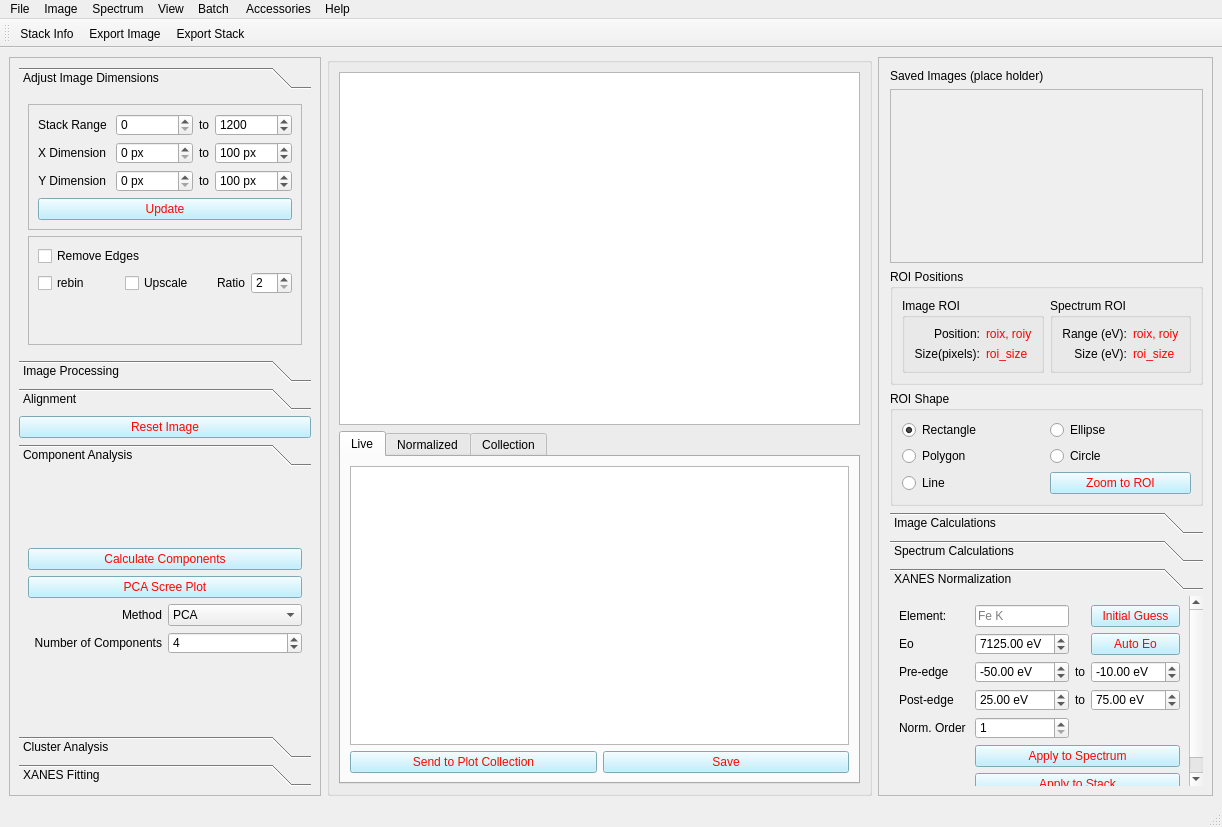
Above: uis/midasMainwindow.ui from pattammattel/NSLS-II-MIDAS before the change. Below: the same form after it.
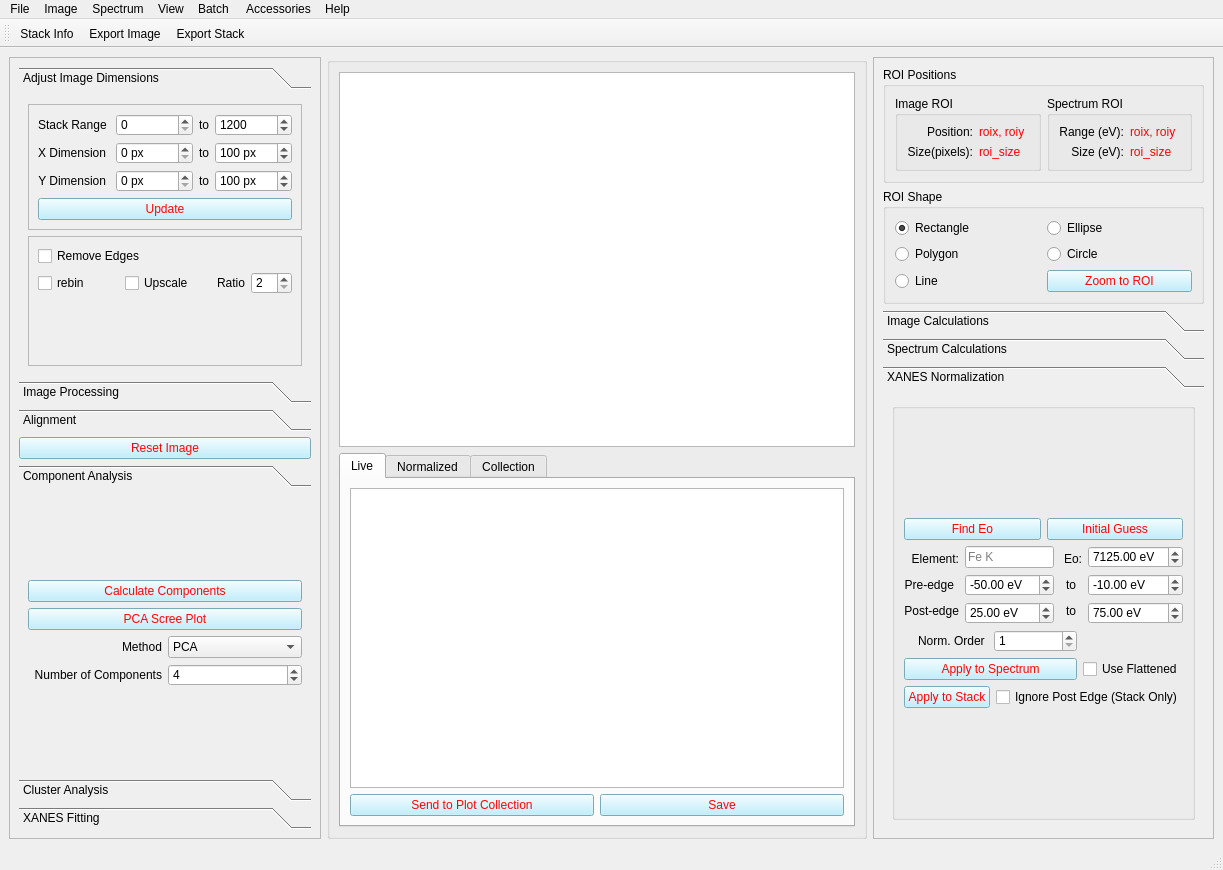
That is the form after the change. The open tabs and pages were chosen to show the change. Icons and pictures are not drawn. Custom widgets are drawn as their Qt base class.

Commit message: flattened xanes option added

What changed in the file:
```diff
--- a/uis/midasMainwindow.ui
+++ b/uis/midasMainwindow.ui
@@ -10,8 +10,8 @@
    <rect>
     <x>0</x>
     <y>0</y>
-    <width>1222</width>
-    <height>827</height>
+    <width>1223</width>
+    <height>870</height>
    </rect>
   </property>
   <property name="sizePolicy">
@@ -116,7 +116,7 @@
 
 </string>
    </property>
-   <layout class="QGridLayout" name="gridLayout_28">
+   <layout class="QGridLayout" name="gridLayout_42">
     <item row="0" column="0">
      <widget class="QFrame" name="frame">
       <property name="sizePolicy">
@@ -152,7 +152,7 @@
             <x>0</x>
             <y>0</y>
             <width>368</width>
-            <height>285</height>
+            <height>306</height>
            </rect>
           </property>
           <attribute name="label">
@@ -1088,8 +1088,8 @@
            <rect>
             <x>0</x>
             <y>0</y>
-            <width>347</width>
-            <height>169</height>
+            <width>368</width>
+            <height>186</height>
            </rect>
           </property>
           <attribute name="label">
@@ -1639,116 +1639,10 @@
       <property name="frameShadow">
        <enum>QFrame::Sunken</enum>
       </property>
-      <layout class="QGridLayout" name="gridLayout_35">
-       <property name="sizeConstraint">
-        <enum>QLayout::SetDefaultConstraint</enum>
-       </property>
-       <property name="leftMargin">
-        <number>11</number>
-       </property>
-       <property name="topMargin">
-        <number>11</number>
-       </property>
-       <item row="4" column="0">
-        <widget class="QGroupBox" name="groupBox_2">
-         <property name="sizePolicy">
-          <sizepolicy hsizetype="Preferred" vsizetype="Preferred">
-           <horstretch>0</horstretch>
-           <verstretch>0</verstretch>
-          </sizepolicy>
-         </property>
-         <property name="title">
-          <string>ROI Shape</string>
-         </property>
-         <layout class="QGridLayout" name="gridLayout_38">
+      <layout class="QGridLayout" name="gridLayout_34">
           <item row="0" column="0">
-           <widget class="QRadioButton" name="rb_rect_roi">
-            <property name="sizePolicy">
-             <sizepolicy hsizetype="Preferred" vsizetype="Fixed">
-              <horstretch>0</horstretch>
-              <verstretch>0</verstretch>
-             </sizepolicy>
-            </property>
-            <property name="text">
-             <string>Rectangle</string>
-            </property>
-            <property name="checked">
-             <bool>true</bool>
-            </property>
-           </widget>
-          </item>
-          <item row="0" column="1">
-           <widget class="QRadioButton" name="rb_elli_roi">
-            <property name="sizePolicy">
-             <sizepolicy hsizetype="Preferred" vsizetype="Fixed">
-              <horstretch>0</horstretch>
-              <verstretch>0</verstretch>
-             </sizepolicy>
-            </property>
-            <property name="text">
-             <string>Ellipse</string>
-            </property>
-           </widget>
-          </item>
-          <item row="1" column="0">
-           <widget class="QRadioButton" name="rb_poly_roi">
-            <property name="sizePolicy">
-             <sizepolicy hsizetype="Preferred" vsizetype="Fixed">
-              <horstretch>0</horstretch>
-              <verstretch>0</verstretch>
-             </sizepolicy>
-            </property>
-            <property name="text">
-             <string>Polygon</string>
-            </property>
-            <property name="checked">
-             <bool>false</bool>
-            </property>
-           </widget>
-          </item>
-          <item row="1" column="1">
-           <widget class="QRadioButton" name="rb_circle_roi">
-            <property name="sizePolicy">
-             <sizepolicy hsizetype="Preferred" vsizetype="Fixed">
-              <horstretch>0</horstretch>
-              <verstretch>0</verstretch>
-             </sizepolicy>
-            </property>
-            <property name="text">
-             <string>Circle</string>
-            </property>
-           </widget>
-          </item>
-          <item row="2" column="0">
-           <widget class="QRadioButton" name="rb_line_roi">
-            <property name="sizePolicy">
-             <sizepolicy hsizetype="Preferred" vsizetype="Fixed">
-              <horstretch>0</horstretch>
-              <verstretch>0</verstretch>
-             </sizepolicy>
-            </property>
-            <property name="text">
-             <string>Line</string>
-            </property>
-           </widget>
-          </item>
-          <item row="2" column="1">
-           <widget class="QPushButton" name="pb_show_roi">
-            <property name="sizePolicy">
-             <sizepolicy hsizetype="Preferred" vsizetype="Fixed">
-              <horstretch>0</horstretch>
-              <verstretch>0</verstretch>
-             </sizepolicy>
-            </property>
-            <property name="text">
-             <string>Zoom to ROI</string>
-            </property>
-           </widget>
-          </item>
-         </layout>
-        </widget>
-       </item>
-       <item row="3" column="0">
+        <layout class="QGridLayout" name="gridLayout_33">
+         <item row="0" column="0">
         <widget class="QGroupBox" name="groupBox_8">
          <property name="styleSheet">
           <string notr="true">font: 9pt &quot;Segoe UI&quot;;</string>
@@ -1864,7 +1758,106 @@
          </layout>
         </widget>
        </item>
-       <item row="6" column="0">
+         <item row="1" column="0">
+          <widget class="QGroupBox" name="groupBox_2">
+           <property name="sizePolicy">
+            <sizepolicy hsizetype="Preferred" vsizetype="Preferred">
+             <horstretch>0</horstretch>
+             <verstretch>0</verstretch>
+            </sizepolicy>
+           </property>
+           <property name="title">
+            <string>ROI Shape</string>
+           </property>
+           <layout class="QGridLayout" name="gridLayout_38">
+            <item row="0" column="1">
+             <widget class="QRadioButton" name="rb_elli_roi">
+              <property name="sizePolicy">
+               <sizepolicy hsizetype="Preferred" vsizetype="Fixed">
+                <horstretch>0</horstretch>
+                <verstretch>0</verstretch>
+               </sizepolicy>
+              </property>
+              <property name="text">
+               <string>Ellipse</string>
+              </property>
+             </widget>
+            </item>
+            <item row="0" column="0">
+             <widget class="QRadioButton" name="rb_rect_roi">
+              <property name="sizePolicy">
+               <sizepolicy hsizetype="Preferred" vsizetype="Fixed">
+                <horstretch>0</horstretch>
+                <verstretch>0</verstretch>
+               </sizepolicy>
+              </property>
+              <property name="text">
+               <string>Rectangle</string>
+              </property>
+              <property name="checked">
+               <bool>true</bool>
+              </property>
+             </widget>
+            </item>
+            <item row="1" column="0">
+             <widget class="QRadioButton" name="rb_poly_roi">
+              <property name="sizePolicy">
+               <sizepolicy hsizetype="Preferred" vsizetype="Fixed">
+                <horstretch>0</horstretch>
+                <verstretch>0</verstretch>
+               </sizepolicy>
+              </property>
+              <property name="text">
+               <string>Polygon</string>
+              </property>
+              <property name="checked">
+               <bool>false</bool>
+              </property>
+             </widget>
+            </item>
+            <item row="1" column="1">
+             <widget class="QRadioButton" name="rb_circle_roi">
+              <property name="sizePolicy">
+               <sizepolicy hsizetype="Preferred" vsizetype="Fixed">
+                <horstretch>0</horstretch>
+                <verstretch>0</verstretch>
+               </sizepolicy>
+              </property>
+              <property name="text">
+               <string>Circle</string>
+              </property>
+             </widget>
+            </item>
+            <item row="2" column="1">
+             <widget class="QPushButton" name="pb_show_roi">
+              <property name="sizePolicy">
+               <sizepolicy hsizetype="Preferred" vsizetype="Fixed">
+                <horstretch>0</horstretch>
+                <verstretch>0</verstretch>
+               </sizepolicy>
+              </property>
+              <property name="text">
+               <string>Zoom to ROI</string>
+              </property>
+             </widget>
+            </item>
+            <item row="2" column="0">
+             <widget class="QRadioButton" name="rb_line_roi">
+              <property name="sizePolicy">
+               <sizepolicy hsizetype="Preferred" vsizetype="Fixed">
+                <horstretch>0</horstretch>
+                <verstretch>0</verstretch>
+               </sizepolicy>
+              </property>
+              <property name="text">
+               <string>Line</string>
+              </property>
+             </widget>
+            </item>
+           </layout>
+          </widget>
+         </item>
+         <item row="2" column="0">
         <widget class="QToolBox" name="toolBox_3">
          <property name="sizePolicy">
           <sizepolicy hsizetype="Preferred" vsizetype="Preferred">
@@ -1872,6 +1865,9 @@
            <verstretch>0</verstretch>
           </sizepolicy>
          </property>
+           <property name="layoutDirection">
+            <enum>Qt::LeftToRight</enum>
+           </property>
          <property name="currentIndex">
           <number>1</number>
          </property>
@@ -1887,7 +1883,7 @@
           <attribute name="label">
            <string>Image Calculations</string>
           </attribute>
-          <layout class="QGridLayout" name="gridLayout_32">
+            <layout class="QGridLayout" name="gridLayout_40">
            <item row="0" column="0">
             <widget class="QGroupBox" name="groupBox_3">
              <property name="title">
@@ -2084,82 +2080,23 @@
            <rect>
             <x>0</x>
             <y>0</y>
-            <width>354</width>
-            <height>273</height>
+              <width>425</width>
+              <height>352</height>
            </rect>
           </property>
           <attribute name="label">
            <string>XANES Normalization</string>
           </attribute>
           <layout class="QGridLayout" name="gridLayout_39">
-           <item row="3" column="2">
-            <widget class="QLabel" name="label_25">
-             <property name="sizePolicy">
-              <sizepolicy hsizetype="Fixed" vsizetype="Preferred">
-               <horstretch>0</horstretch>
-               <verstretch>0</verstretch>
-              </sizepolicy>
-             </property>
-             <property name="text">
-              <string>to</string>
-             </property>
-             <property name="alignment">
-              <set>Qt::AlignCenter</set>
-             </property>
-            </widget>
-           </item>
-           <item row="4" column="1">
-            <widget class="QSpinBox" name="sb_norm_order">
-             <property name="sizePolicy">
-              <sizepolicy hsizetype="Preferred" vsizetype="Fixed">
-               <horstretch>0</horstretch>
-               <verstretch>0</verstretch>
-              </sizepolicy>
-             </property>
-             <property name="minimum">
-              <number>1</number>
-             </property>
-             <property name="maximum">
-              <number>5</number>
-             </property>
-            </widget>
-           </item>
-           <item row="1" column="0">
-            <widget class="QLabel" name="label_21">
-             <property name="sizePolicy">
-              <sizepolicy hsizetype="Fixed" vsizetype="Preferred">
-               <horstretch>0</horstretch>
-               <verstretch>0</verstretch>
-              </sizepolicy>
-             </property>
-             <property name="text">
-              <string>Eo</string>
-             </property>
-            </widget>
-           </item>
-           <item row="1" column="1">
-            <widget class="QDoubleSpinBox" name="dsb_norm_Eo">
-             <property name="sizePolicy">
-              <sizepolicy hsizetype="Preferred" vsizetype="Fixed">
-               <horstretch>0</horstretch>
-               <verstretch>0</verstretch>
-              </sizepolicy>
-             </property>
-             <property name="suffix">
-              <string> eV</string>
-             </property>
-             <property name="minimum">
-              <double>1000.000000000000000</double>
-             </property>
-             <property name="maximum">
-              <double>20000.000000000000000</double>
-             </property>
-             <property name="value">
-              <double>7125.000000000000000</double>
-             </property>
-            </widget>
-           </item>
-           <item row="1" column="3">
+             <item row="0" column="0">
+              <widget class="QGroupBox" name="groupBox">
+               <property name="title">
+                <string/>
+               </property>
+               <layout class="QGridLayout" name="gridLayout_35">
+                <item row="0" column="0">
+                 <layout class="QGridLayout" name="gridLayout_32">
+                  <item row="0" column="0">
             <widget class="QPushButton" name="pb_auto_Eo">
              <property name="sizePolicy">
               <sizepolicy hsizetype="Preferred" vsizetype="Fixed">
@@ -2171,42 +2108,47 @@
               <string>calculate the energy point with maximum derivative</string>
              </property>
              <property name="text">
-              <string>Auto Eo</string>
+                     <string>Find Eo</string>
              </property>
             </widget>
            </item>
-           <item row="2" column="1">
-            <widget class="QDoubleSpinBox" name="dsb_norm_pre1">
+                  <item row="0" column="1">
+                   <widget class="QPushButton" name="pb_xanes_norm_vals">
              <property name="sizePolicy">
               <sizepolicy hsizetype="Preferred" vsizetype="Fixed">
                <horstretch>0</horstretch>
                <verstretch>0</verstretch>
               </sizepolicy>
              </property>
-             <property name="suffix">
-              <string> eV</string>
-             </property>
-             <property name="decimals">
-              <number>2</number>
-             </property>
-             <property name="minimum">
-              <double>-500.000000000000000</double>
-             </property>
-             <property name="maximum">
-              <double>500.000000000000000</double>
-             </property>
-             <property name="singleStep">
-              <double>1.000000000000000</double>
-             </property>
-             <property name="value">
-              <double>-50.000000000000000</double>
-             </property>
-            </widget>
-           </item>
-           <item row="2" column="0">
+                    <property name="text">
+                     <string>Initial Guess</string>
+                    </property>
+                   </widget>
+                  </item>
+                  <item row="1" column="0" colspan="2">
+                   <layout class="QGridLayout" name="gridLayout_28">
+                    <item row="0" column="0">
+                     <layout class="QVBoxLayout" name="verticalLayout">
+                      <item>
+                       <widget class="QLabel" name="label_18">
+                        <property name="sizePolicy">
+                         <sizepolicy hsizetype="Preferred" vsizetype="Fixed">
+                          <horstretch>0</horstretch>
+                          <verstretch>0</verstretch>
+                         </sizepolicy>
+                        </property>
+                        <property name="text">
+                         <string>Element:</string>
+                        </property>
+                        <property name="alignment">
+                         <set>Qt::AlignRight|Qt::AlignTrailing|Qt::AlignVCenter</set>
+                        </property>
+                       </widget>
+                      </item>
+                      <item>
             <widget class="QLabel" name="label_16">
              <property name="sizePolicy">
-              <sizepolicy hsizetype="Fixed" vsizetype="Preferred">
+                         <sizepolicy hsizetype="Fixed" vsizetype="Fixed">
                <horstretch>0</horstretch>
                <verstretch>0</verstretch>
               </sizepolicy>
@@ -2214,34 +2156,15 @@
              <property name="text">
               <string>Pre-edge</string>
              </property>
-            </widget>
-           </item>
-           <item row="2" column="3">
-            <widget class="QDoubleSpinBox" name="dsb_norm_pre2">
-             <property name="sizePolicy">
-              <sizepolicy hsizetype="Preferred" vsizetype="Fixed">
-               <horstretch>0</horstretch>
-               <verstretch>0</verstretch>
-              </sizepolicy>
-             </property>
-             <property name="suffix">
-              <string> eV</string>
-             </property>
-             <property name="minimum">
-              <double>-500.000000000000000</double>
-             </property>
-             <property name="maximum">
-              <double>500.000000000000000</double>
-             </property>
-             <property name="value">
-              <double>-10.000000000000000</double>
-             </property>
-            </widget>
-           </item>
-           <item row="3" column="0">
+                        <property name="alignment">
+                         <set>Qt::AlignRight|Qt::AlignTrailing|Qt::AlignVCenter</set>
+                        </property>
+                       </widget>
+                      </item>
+                      <item>
             <widget class="QLabel" name="label_17">
              <property name="sizePolicy">
-              <sizepolicy hsizetype="Fixed" vsizetype="Preferred">
+                         <sizepolicy hsizetype="Fixed" vsizetype="Fixed">
                <horstretch>0</horstretch>
                <verstretch>0</verstretch>
               </sizepolicy>
@@ -2249,63 +2172,16 @@
              <property name="text">
               <string>Post-edge</string>
              </property>
-            </widget>
-           </item>
-           <item row="2" column="2">
-            <widget class="QLabel" name="label_24">
-             <property name="sizePolicy">
-              <sizepolicy hsizetype="Fixed" vsizetype="Preferred">
-               <horstretch>0</horstretch>
-               <verstretch>0</verstretch>
-              </sizepolicy>
-             </property>
-             <property name="text">
-              <string>to</string>
-             </property>
-             <property name="alignment">
-              <set>Qt::AlignCenter</set>
-             </property>
-            </widget>
-           </item>
-           <item row="4" column="0">
-            <widget class="QLabel" name="label_23">
-             <property name="sizePolicy">
-              <sizepolicy hsizetype="Fixed" vsizetype="Preferred">
-               <horstretch>0</horstretch>
-               <verstretch>0</verstretch>
-              </sizepolicy>
-             </property>
-             <property name="text">
-              <string>Norm. Order </string>
-             </property>
              <property name="alignment">
               <set>Qt::AlignRight|Qt::AlignTrailing|Qt::AlignVCenter</set>
              </property>
             </widget>
            </item>
-           <item row="3" column="1">
-            <widget class="QDoubleSpinBox" name="dsb_norm_post1">
-             <property name="sizePolicy">
-              <sizepolicy hsizetype="Preferred" vsizetype="Fixed">
-               <horstretch>0</horstretch>
-               <verstretch>0</verstretch>
-              </sizepolicy>
-             </property>
-             <property name="suffix">
-              <string> eV</string>
-             </property>
-             <property name="minimum">
-              <double>0.000000000000000</double>
-             </property>
-             <property name="maximum">
-              <double>1000.000000000000000</double>
-             </property>
-             <property name="value">
-              <double>25.000000000000000</double>
-             </property>
-            </widget>
+                     </layout>
            </item>
            <item row="0" column="1">
+                     <layout class="QVBoxLayout" name="verticalLayout_2">
+                      <item>
             <widget class="QLineEdit" name="le_norm_elem">
              <property name="sizePolicy">
               <sizepolicy hsizetype="Ignored" vsizetype="Fixed">
@@ -2321,20 +2197,157 @@
              </property>
             </widget>
            </item>
-           <item row="0" column="0">
-            <widget class="QLabel" name="label_18">
+                      <item>
+                       <widget class="QDoubleSpinBox" name="dsb_norm_pre1">
              <property name="sizePolicy">
-              <sizepolicy hsizetype="Fixed" vsizetype="Fixed">
+                         <sizepolicy hsizetype="Preferred" vsizetype="Fixed">
                <horstretch>0</horstretch>
                <verstretch>0</verstretch>
               </sizepolicy>
              </property>
+                        <property name="suffix">
+                         <string> eV</string>
+                        </property>
+                        <property name="decimals">
+                         <number>2</number>
+                        </property>
+                        <property name="minimum">
+                         <double>-500.000000000000000</double>
+                        </property>
+                        <property name="maximum">
+                         <double>500.000000000000000</double>
+                        </property>
+                        <property name="singleStep">
+                         <double>1.000000000000000</double>
+                        </property>
+                        <property name="value">
+                         <double>-50.000000000000000</double>
+                        </property>
+                       </widget>
+                      </item>
+                      <item>
+                       <widget class="QDoubleSpinBox" name="dsb_norm_post1">
+                        <property name="sizePolicy">
+                         <sizepolicy hsizetype="Preferred" vsizetype="Fixed">
+                          <horstretch>0</horstretch>
+                          <verstretch>0</verstretch>
+                         </sizepolicy>
+                        </property>
+                        <property name="suffix">
+                         <string> eV</string>
+                        </property>
+                        <property name="minimum">
+                         <double>0.000000000000000</double>
+                        </property>
+                        <property name="maximum">
+                         <double>1000.000000000000000</double>
+                        </property>
+                        <property name="value">
+                         <double>25.000000000000000</double>
+                        </property>
+                       </widget>
+                      </item>
+                     </layout>
+                    </item>
+                    <item row="0" column="2">
+                     <layout class="QVBoxLayout" name="verticalLayout_4">
+                      <item>
+                       <widget class="QLabel" name="label_21">
+                        <property name="sizePolicy">
+                         <sizepolicy hsizetype="Preferred" vsizetype="Fixed">
+                          <horstretch>0</horstretch>
+                          <verstretch>0</verstretch>
+                         </sizepolicy>
+                        </property>
              <property name="text">
-              <string>Element:</string>
-             </property>
-            </widget>
-           </item>
-           <item row="3" column="3">
+                         <string>Eo:</string>
+                        </property>
+                        <property name="alignment">
+                         <set>Qt::AlignRight|Qt::AlignTrailing|Qt::AlignVCenter</set>
+                        </property>
+                       </widget>
+                      </item>
+                      <item>
+                       <widget class="QLabel" name="label_24">
+                        <property name="sizePolicy">
+                         <sizepolicy hsizetype="Preferred" vsizetype="Fixed">
+                          <horstretch>0</horstretch>
+                          <verstretch>0</verstretch>
+                         </sizepolicy>
+                        </property>
+                        <property name="text">
+                         <string>to</string>
+                        </property>
+                        <property name="alignment">
+                         <set>Qt::AlignCenter</set>
+                        </property>
+                       </widget>
+                      </item>
+                      <item>
+                       <widget class="QLabel" name="label_25">
+                        <property name="sizePolicy">
+                         <sizepolicy hsizetype="Preferred" vsizetype="Fixed">
+                          <horstretch>0</horstretch>
+                          <verstretch>0</verstretch>
+                         </sizepolicy>
+                        </property>
+                        <property name="text">
+                         <string>to</string>
+                        </property>
+                        <property name="alignment">
+                         <set>Qt::AlignCenter</set>
+                        </property>
+                       </widget>
+                      </item>
+                     </layout>
+                    </item>
+                    <item row="0" column="3">
+                     <layout class="QVBoxLayout" name="verticalLayout_5">
+                      <item>
+                       <widget class="QDoubleSpinBox" name="dsb_norm_Eo">
+                        <property name="sizePolicy">
+                         <sizepolicy hsizetype="Preferred" vsizetype="Fixed">
+                          <horstretch>0</horstretch>
+                          <verstretch>0</verstretch>
+                         </sizepolicy>
+                        </property>
+                        <property name="suffix">
+                         <string> eV</string>
+                        </property>
+                        <property name="minimum">
+                         <double>1000.000000000000000</double>
+                        </property>
+                        <property name="maximum">
+                         <double>20000.000000000000000</double>
+                        </property>
+                        <property name="value">
+                         <double>7125.000000000000000</double>
+                        </property>
+                       </widget>
+                      </item>
+                      <item>
+                       <widget class="QDoubleSpinBox" name="dsb_norm_pre2">
+                        <property name="sizePolicy">
+                         <sizepolicy hsizetype="Preferred" vsizetype="Fixed">
+                          <horstretch>0</horstretch>
+                          <verstretch>0</verstretch>
+                         </sizepolicy>
+                        </property>
+                        <property name="suffix">
+                         <string> eV</string>
+                        </property>
+                        <property name="minimum">
+                         <double>-500.000000000000000</double>
+                        </property>
+                        <property name="maximum">
+                         <double>500.000000000000000</double>
+                        </property>
+                        <property name="value">
+                         <double>-10.000000000000000</double>
+                        </property>
+                       </widget>
+                      </item>
+                      <item>
             <widget class="QDoubleSpinBox" name="dsb_norm_post2">
              <property name="sizePolicy">
               <sizepolicy hsizetype="Preferred" vsizetype="Fixed">
@@ -2356,14 +2369,56 @@
              </property>
             </widget>
            </item>
-           <item row="0" column="3">
-            <widget class="QPushButton" name="pb_xanes_norm_vals">
+                     </layout>
+                    </item>
+                   </layout>
+                  </item>
+                  <item row="2" column="0" colspan="2">
+                   <layout class="QGridLayout" name="gridLayout_31">
+                    <item row="0" column="0" colspan="2">
+                     <layout class="QHBoxLayout" name="horizontalLayout_16">
+                      <item>
+                       <widget class="QLabel" name="label_23">
+                        <property name="sizePolicy">
+                         <sizepolicy hsizetype="Preferred" vsizetype="Fixed">
+                          <horstretch>0</horstretch>
+                          <verstretch>0</verstretch>
+                         </sizepolicy>
+                        </property>
              <property name="text">
-              <string>Initial Guess</string>
-             </property>
-            </widget>
-           </item>
-           <item row="5" column="1" colspan="3">
+                         <string>Norm. Order </string>
+                        </property>
+                        <property name="alignment">
+                         <set>Qt::AlignRight|Qt::AlignTrailing|Qt::AlignVCenter</set>
+                        </property>
+                       </widget>
+                      </item>
+                      <item>
+                       <widget class="QSpinBox" name="sb_norm_order">
+                        <property name="sizePolicy">
+                         <sizepolicy hsizetype="Preferred" vsizetype="Fixed">
+                          <horstretch>0</horstretch>
+                          <verstretch>0</verstretch>
+                         </sizepolicy>
+                        </property>
+                        <property name="minimum">
+                         <number>1</number>
+                        </property>
+                        <property name="maximum">
+                         <number>5</number>
+                        </property>
+                       </widget>
+                      </item>
+                     </layout>
+                    </item>
+                    <item row="0" column="2">
+                     <widget class="QLabel" name="label_26">
+                      <property name="text">
+                       <string/>
+                      </property>
+                     </widget>
+                    </item>
+                    <item row="1" column="0" colspan="2">
             <widget class="QPushButton" name="pb_apply_xanes_norm">
              <property name="sizePolicy">
               <sizepolicy hsizetype="Preferred" vsizetype="Fixed">
@@ -2376,30 +2431,57 @@
              </property>
             </widget>
            </item>
-           <item row="6" column="1" colspan="3">
+                    <item row="1" column="2">
+                     <widget class="QCheckBox" name="cb_xanes_flat">
+                      <property name="sizePolicy">
+                       <sizepolicy hsizetype="Fixed" vsizetype="Fixed">
+                        <horstretch>0</horstretch>
+                        <verstretch>0</verstretch>
+                       </sizepolicy>
+                      </property>
+                      <property name="text">
+                       <string>Use Flattened</string>
+                      </property>
+                     </widget>
+                    </item>
+                    <item row="2" column="0">
             <widget class="QPushButton" name="pb_apply_norm_to_stack">
+                      <property name="sizePolicy">
+                       <sizepolicy hsizetype="Preferred" vsizetype="Fixed">
+                        <horstretch>0</horstretch>
+                        <verstretch>0</verstretch>
+                       </sizepolicy>
+                      </property>
              <property name="text">
               <string>Apply to Stack</string>
              </property>
             </widget>
            </item>
-          </layout>
-         </widget>
-        </widget>
-       </item>
-       <item row="2" column="0">
-        <widget class="QListWidget" name="lw_tiffs_folder">
-         <property name="enabled">
-          <bool>false</bool>
-         </property>
-        </widget>
-       </item>
-       <item row="0" column="0">
-        <widget class="QLabel" name="label_26">
+                    <item row="2" column="1" colspan="2">
+                     <widget class="QCheckBox" name="cb_xanes_postedge">
+                      <property name="sizePolicy">
+                       <sizepolicy hsizetype="Fixed" vsizetype="Fixed">
+                        <horstretch>0</horstretch>
+                        <verstretch>0</verstretch>
+                       </sizepolicy>
+                      </property>
          <property name="text">
-          <string>Saved Images (place holder)</string>
-         </property>
-        </widget>
+                       <string>Ignore Post Edge (Stack Only)</string>
+                      </property>
+                     </widget>
+                    </item>
+                   </layout>
+                  </item>
+                 </layout>
+                </item>
+               </layout>
+              </widget>
+             </item>
+            </layout>
+           </widget>
+          </widget>
+         </item>
+        </layout>
        </item>
       </layout>
      </widget>
@@ -2411,7 +2493,7 @@
     <rect>
      <x>0</x>
      <y>0</y>
-     <width>1222</width>
+     <width>1223</width>
      <height>29</height>
     </rect>
    </property>
```
Left out of the diff: 88 changed lines with no effect on the pictures. Lines whose indentation alone changed are shown as unchanged. The commit also changes 1 other file.
